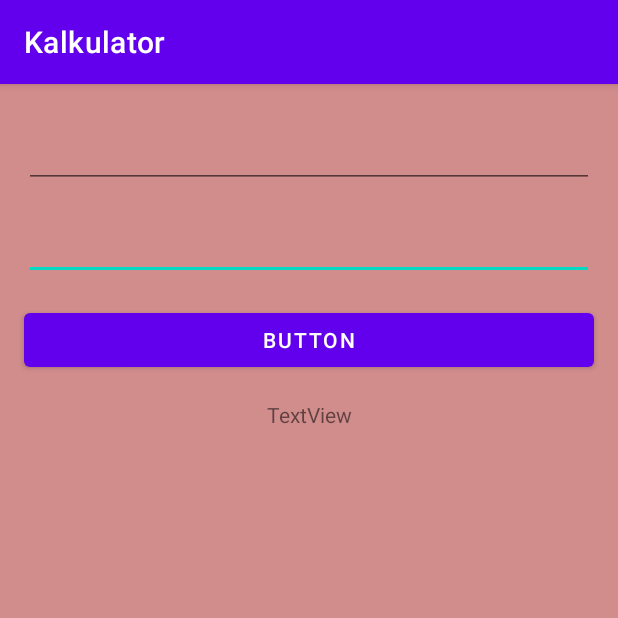
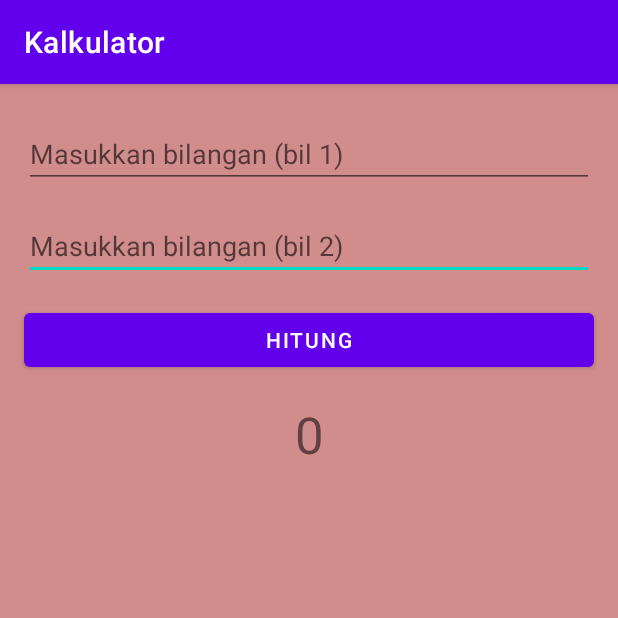
Before and after one commit to GayuhAbdiMahardika/SMT-5, an Android app: the screen it shows after launch (MainActivity), on a phone screen of 412 x 824 dp, the top half of it. Run offline under Robolectric (Android 15) with nearby library versions, the phone set to English and light mode, and no system bars.

Commit message:
Android Week 2

```diff
--- a/Kalkulator/app/src/main/res/layout/activity_main.xml
+++ b/Kalkulator/app/src/main/res/layout/activity_main.xml
@@ -8,51 +8,55 @@
     tools:context=".MainActivity">
 
     <EditText
-        android:id="@+id/editTextNumber3"
+        android:id="@+id/etBil2"
         android:layout_width="0dp"
         android:layout_height="wrap_content"
         android:layout_marginStart="16dp"
         android:layout_marginTop="16dp"
         android:layout_marginEnd="16dp"
         android:ems="10"
-        android:inputType="number"
+        android:hint="Masukkan bilangan (bil 2)"
+        android:inputType="number|numberDecimal"
         app:layout_constraintEnd_toEndOf="parent"
         app:layout_constraintStart_toStartOf="parent"
-        app:layout_constraintTop_toBottomOf="@+id/editTextNumber" />
+        app:layout_constraintTop_toBottomOf="@+id/etBil1" />
 
     <EditText
-        android:id="@+id/editTextNumber"
+        android:id="@+id/etBil1"
         android:layout_width="0dp"
         android:layout_height="wrap_content"
         android:layout_marginStart="16dp"
         android:layout_marginTop="24dp"
         android:layout_marginEnd="16dp"
         android:ems="10"
-        android:inputType="number"
+        android:hint="Masukkan bilangan (bil 1)"
+        android:inputType="number|numberDecimal"
         app:layout_constraintEnd_toEndOf="parent"
         app:layout_constraintHorizontal_bias="1.0"
         app:layout_constraintStart_toStartOf="parent"
         app:layout_constraintTop_toTopOf="parent" />
 
     <Button
-        android:id="@+id/button4"
+        android:id="@+id/btnHitung"
         android:layout_width="0dp"
         android:layout_height="wrap_content"
         android:layout_marginStart="16dp"
         android:layout_marginTop="16dp"
         android:layout_marginEnd="16dp"
-        android:text="Button"
+        android:text="Hitung"
+        android:onClick="hitung"
         app:layout_constraintEnd_toEndOf="parent"
         app:layout_constraintStart_toStartOf="parent"
-        app:layout_constraintTop_toBottomOf="@+id/editTextNumber3" />
+        app:layout_constraintTop_toBottomOf="@+id/etBil2" />
 
     <TextView
-        android:id="@+id/textView2"
+        android:id="@+id/tvHasil"
         android:layout_width="wrap_content"
         android:layout_height="wrap_content"
         android:layout_marginTop="16dp"
-        android:text="TextView"
+        android:text="0"
+        android:textSize="34sp"
         app:layout_constraintEnd_toEndOf="parent"
         app:layout_constraintStart_toStartOf="parent"
-        app:layout_constraintTop_toBottomOf="@+id/button4" />
+        app:layout_constraintTop_toBottomOf="@+id/btnHitung" />
 </androidx.constraintlayout.widget.ConstraintLayout>
```
Also changed, not shown: Kalkulator/app/src/main/java/com/example/kalkulator/Kalkulator.java (added, +19 -0 lines), Kalkulator/app/src/main/java/com/example/kalkulator/MainActivity.java (+31 -0 lines).
